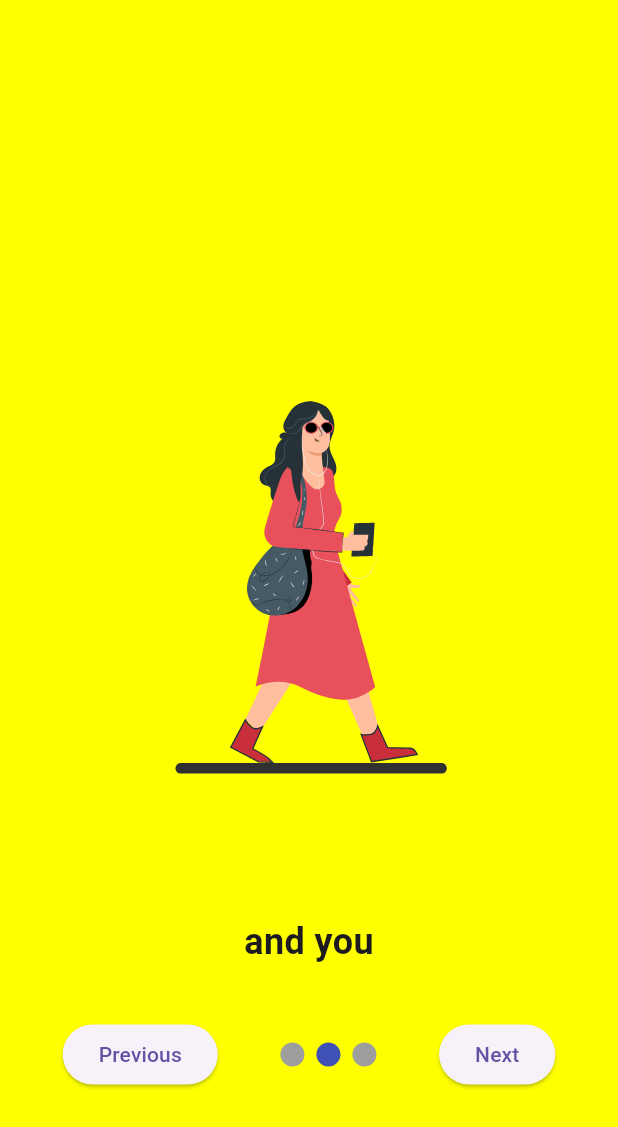
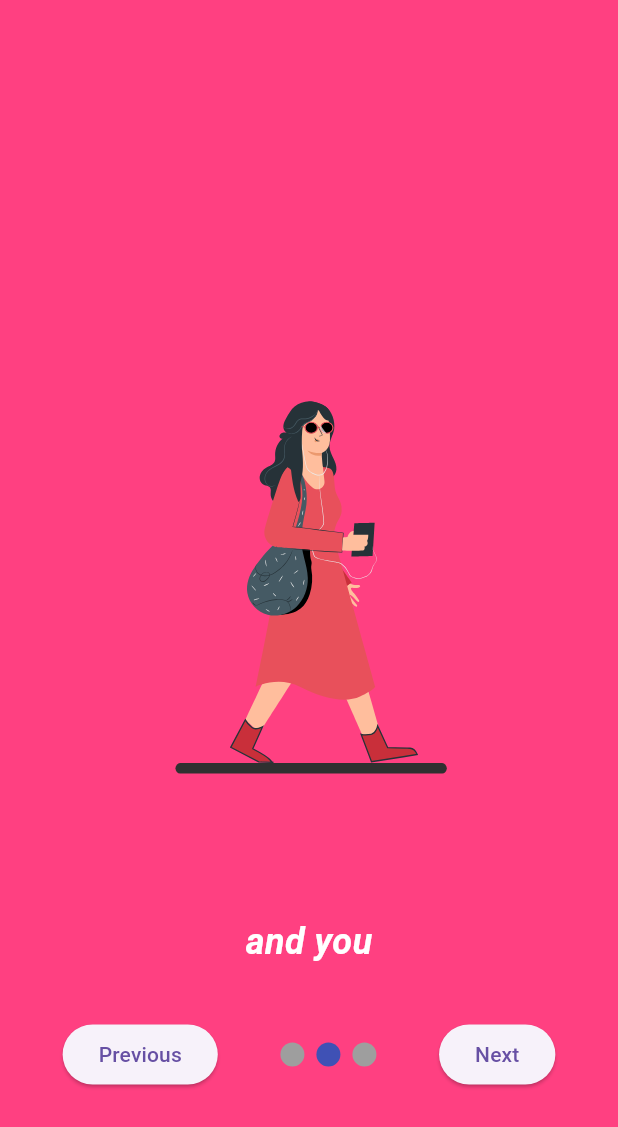
Before and after one commit to Pradeep1234566/animations_flutter, a Flutter app: the screen it shows after launch, after a tap on "Next", on a phone screen of 412 x 824 dp. Shown: the top 1127 px of the screen. Run offline on Flutter 3.47's test engine with Material 3 defaults, Android fonts, the phone set to English and light mode, and no system bars; drawn by our look-alikes of smooth_page_indicator; our stand-ins replace lottie.

Commit message:
Done with the project

```diff
--- a/lib/widget/api.dart
+++ b/lib/widget/api.dart
@@ -8,7 +8,7 @@ class IntroPage1 extends StatelessWidget {
   Widget build(BuildContext context) {
     return Container(
       width: double.infinity,
-      color: Colors.yellowAccent,
+      color: Colors.pinkAccent,
       child: Column(
         mainAxisAlignment: MainAxisAlignment.center,
         children: [
@@ -19,8 +19,13 @@ class IntroPage1 extends StatelessWidget {
           SizedBox(
               height: 20), // Add some space between the animation and the text
           Text(
-            "This week me",
-            style: TextStyle(fontSize: 24, fontWeight: FontWeight.bold),
+            "This week me ",
+            style: TextStyle(
+              fontSize: 24,
+              fontWeight: FontWeight.bold,
+              color: Colors.white, // Changed text color to white
+              fontStyle: FontStyle.italic, // Added italic style
+            ),
           ),
         ],
       ),
--- a/lib/widget/search.dart
+++ b/lib/widget/search.dart
@@ -8,7 +8,7 @@ class IntroPage3 extends StatelessWidget {
   Widget build(BuildContext context) {
     return Container(
       width: double.infinity,
-      color: Colors.yellowAccent,
+      color: Colors.pinkAccent,
       child: Column(
         mainAxisAlignment: MainAxisAlignment.center,
         children: [
@@ -20,7 +20,23 @@ class IntroPage3 extends StatelessWidget {
               height: 20), // Add some space between the animation and the text
           Text(
             "Go out on a date",
-            style: TextStyle(fontSize: 24, fontWeight: FontWeight.bold),
+            style: TextStyle(
+              fontSize: 24,
+              fontWeight: FontWeight.bold,
+              color: Colors.white, // Changed text color to white
+              fontStyle: FontStyle.italic, // Added italic style
+            ),
+          ),
+          SizedBox(height: 20), // Add some space between the text and the button
+          ElevatedButton(
+            onPressed: () {
+              ScaffoldMessenger.of(context).showSnackBar(
+                SnackBar(
+                  content: Text("See you Saturday evening!"),
+                ),
+              );
+            },
+            child: Text("Yes"),
           ),
         ],
       ),
--- a/lib/widget/weather.dart
+++ b/lib/widget/weather.dart
@@ -8,7 +8,7 @@ class IntroPage2 extends StatelessWidget {
   Widget build(BuildContext context) {
     return Container(
       width: double.infinity,
-      color: Colors.yellowAccent,
+      color: Colors.pinkAccent, // Changed to a romantic color
       child: Column(
         mainAxisAlignment: MainAxisAlignment.center,
         children: [
@@ -20,7 +20,12 @@ class IntroPage2 extends StatelessWidget {
               height: 20), // Add some space between the animation and the text
           Text(
             "and you",
-            style: TextStyle(fontSize: 24, fontWeight: FontWeight.bold),
+            style: TextStyle(
+              fontSize: 24,
+              fontWeight: FontWeight.bold,
+              color: Colors.white, // Changed text color to white
+              fontStyle: FontStyle.italic, // Added italic style
+            ),
           ),
         ],
       ),
```
